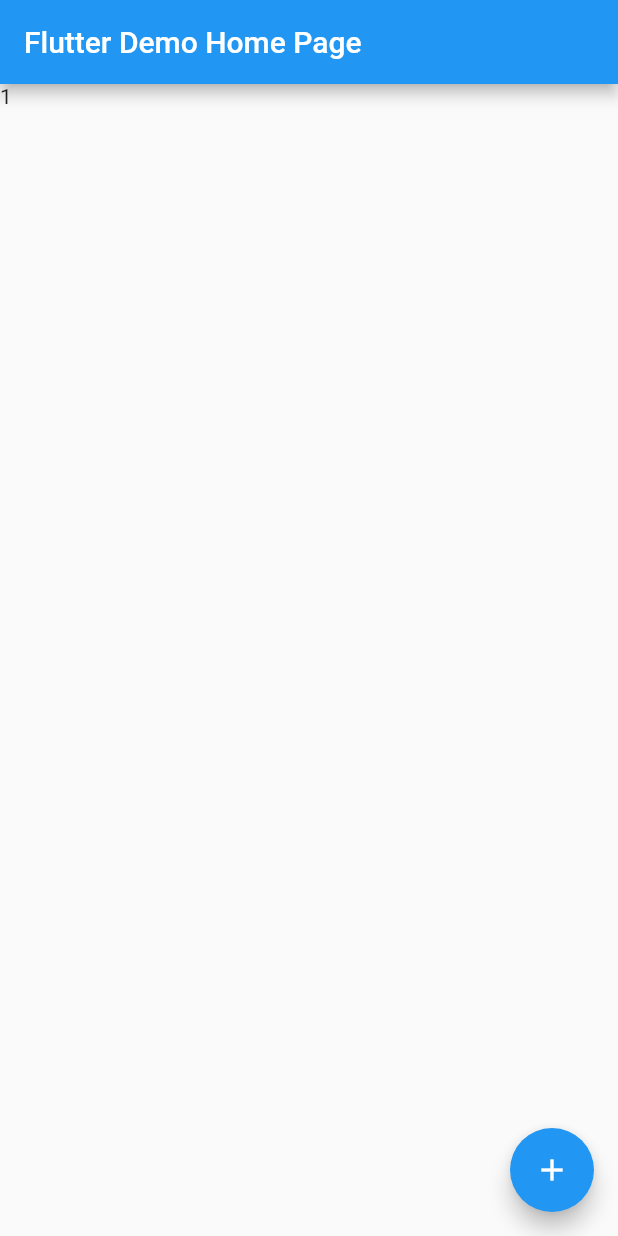
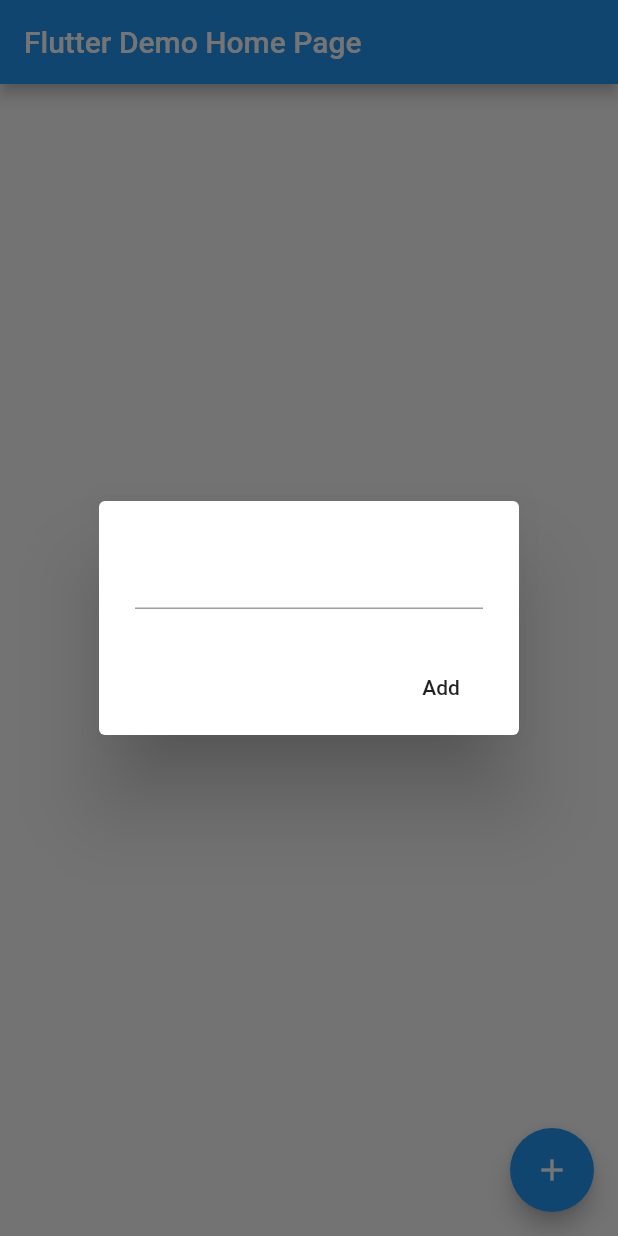
Before and after one commit to ggcsriram/moor_example, a Flutter app: the screen it shows after launch, after a tap on the "add" icon, on a phone screen of 412 x 824 dp. Run offline on Flutter 3.47's test engine with Material 2 defaults, Android fonts, the phone set to English and light mode, and no system bars; our stand-ins replace moor, moor_flutter; generated files the repository leaves out were written again.

Commit message:
added dynamic names an delete option

```diff
--- a/lib/main.dart
+++ b/lib/main.dart
@@ -9,22 +9,20 @@ class MyApp extends StatelessWidget {
   @override
   Widget build(BuildContext context) {
     return Provider(
-          child: MaterialApp(
+      child: MaterialApp(
         title: 'Flutter Demo',
         theme: ThemeData(
-
           primarySwatch: Colors.blue,
         ),
         home: MyHomePage(title: 'Flutter Demo Home Page'),
-      ), create: (BuildContext context) =>StudentsDatabase(),
+      ),
+      create: (BuildContext context) => StudentsDatabase(),
     );
   }
 }
 
 class MyHomePage extends StatefulWidget {
   MyHomePage({Key key, this.title}) : super(key: key);
-
-
 
   final String title;
 
@@ -33,37 +31,60 @@ class MyHomePage extends StatefulWidget {
 }
 
 class _MyHomePageState extends State<MyHomePage> {
-  int _counter = 0;
-
-  void _incrementCounter() {
-    setState(() {
-
-      _counter++;
-    });
-  }
-
+  StudentsDatabase dataProvider;
+  TextEditingController nameTextController = TextEditingController();
   @override
   Widget build(BuildContext context) {
-      final dataProvider=Provider.of<StudentsDatabase>(context);
+    dataProvider = Provider.of<StudentsDatabase>(context);
     return Scaffold(
       appBar: AppBar(
-
         title: Text(widget.title),
       ),
       body: StreamBuilder<List<Student>>(
-        stream: dataProvider.getStudents(),
-        builder: (context, snapshot) {
-          List<Student> students=snapshot.data??List();
-          return ListView.builder(itemCount: students.length,
-            itemBuilder: (BuildContext context, int index) {
-return Text(students[index].id.toString());
-            },);
-
-            })
-            ,
-            floatingActionButton: FloatingActionButton(onPressed: () {
-              dataProvider.addStudent(Student(name: 'sriram', id: null));
-            },child: Icon(Icons.add),),
+          stream: dataProvider.getStudents(),
+          builder: (context, snapshot) {
+            List<Student> students = snapshot.data ?? List();
+            return ListView.builder(
+              itemCount: students.length,
+              itemBuilder: (BuildContext context, int index) {
+                return ListTile(
+                  title: Text(students[index].name.toString()),
+                  leading: Text(students[index].id.toString()),
+                  trailing: IconButton(icon: Icon(Icons.delete), onPressed: () {
+                    dataProvider.deleteStudent(students[index]);
+                  },),
+                );
+              },
+            );
+          }),
+      floatingActionButton: FloatingActionButton(
+        onPressed: () {
+          _showDialog();
+        },
+        child: Icon(Icons.add),
+      ),
     );
   }
+
+  void _showDialog() {
+    showDialog(
+        context: context,
+        builder: (BuildContext context) {
+          return AlertDialog(
+              title: TextField(
+                controller: nameTextController,
+              ),
+              actions: [
+                FlatButton(
+                  child: Text('Add'),
+                  onPressed: () async {
+                    await dataProvider.addStudent(Student(
+                        name: nameTextController.text.toString(), id: null));
+                        nameTextController.text='';
+                    Navigator.pop(context);
+                  },
+                )
+              ]);
+        });
+  }
 }
--- a/lib/moor/students_database.dart
+++ b/lib/moor/students_database.dart
@@ -22,5 +22,7 @@ class StudentsDatabase extends _$StudentsDatabase {
 
   Stream<List<Student>> getStudents() => select(students).watch();
 
-  Future addStudent(Student student)=>into(students).insert(student);
+  Future addStudent(Student student)=>into(students).insert(student); // dataProvider.addStudent(Student(name: 'sriram', id: null));
+
+  Future deleteStudent(Student student)=>delete(students).delete(student);
 }
```
